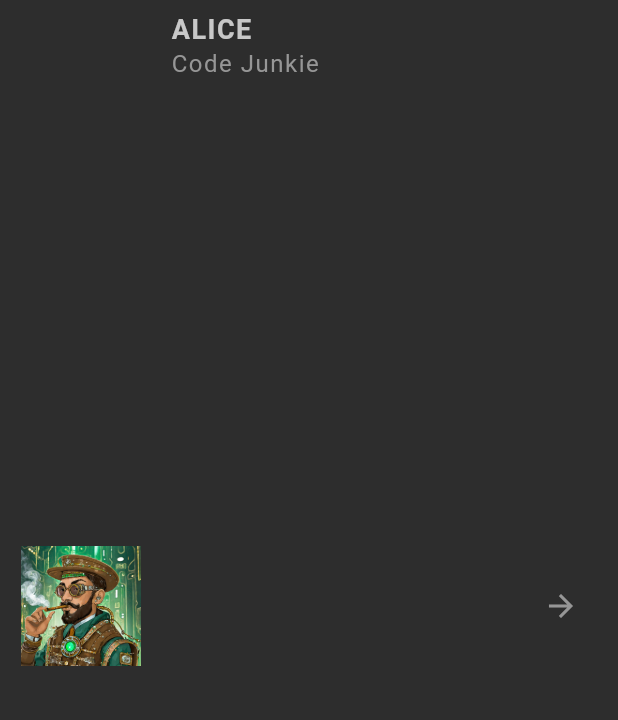
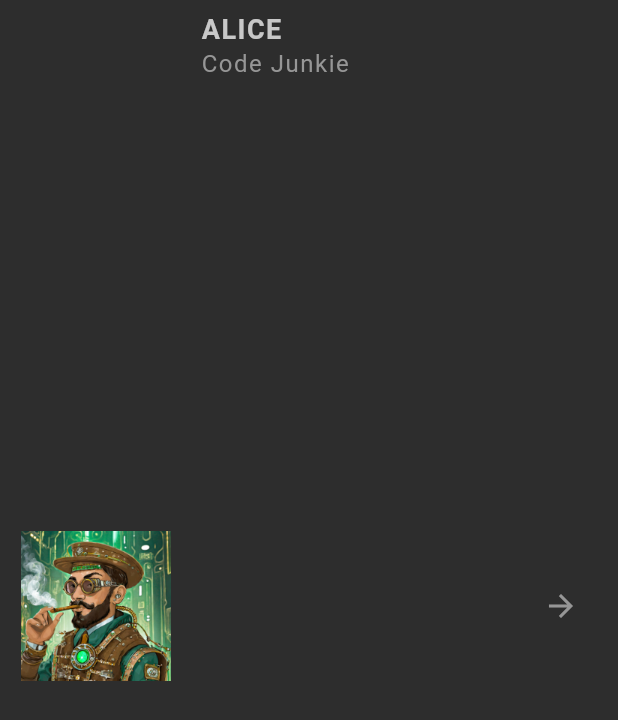
Before and after one commit to Hash001001/flutter_rpg, a Flutter app: the CharactersCard widget shown alone on an empty page, opened directly with sample values from the repository, on a phone screen of 412 x 824 dp. Shown: the top 720 px of the screen. Run offline on Flutter 3.47's test engine with Material 3 defaults, Android fonts, the phone set to English and light mode, and no system bars; our stand-ins replace cloud_firestore, firebase_core, google_fonts; missing offline and left inert: dart:ffi; accounts and stored records are empty; Roboto replaces fonts that are missing (Kanit).

Commit message:
- white glitch issue fixed

```diff
--- a/lib/screens/home/characters_card.dart
+++ b/lib/screens/home/characters_card.dart
@@ -1,3 +1,4 @@
+import 'package:flutter/cupertino.dart';
 import 'package:flutter/material.dart';
 import 'package:flutter_learning_projects/model/character.dart';
 import 'package:flutter_learning_projects/shared/text_style.dart';
@@ -19,8 +20,28 @@ class CharactersCard extends StatelessWidget {
         child: Row(
           children: [
 
-            Image.asset("assets/img/vocations/${characters.vocation.image}",
-            width: 80,),
+            Image.asset(
+              "assets/img/vocations/${characters.vocation.image}",
+              width: 100, // adjust to your layout
+              height: 100, // adjust to your layout
+              fit: BoxFit.cover,
+              cacheWidth: 200, // decode at smaller size to reduce memory
+              frameBuilder: (context, child, frame, wasSynchronouslyLoaded) {
+                if (wasSynchronouslyLoaded) return child;
+                return AnimatedSwitcher(
+                  duration: const Duration(milliseconds: 300),
+                  child: frame != null
+                      ? child
+                      : SizedBox(
+                    width: 100,
+                    height: 100,
+                    child: Center(
+                      child: CircularProgressIndicator(strokeWidth: 2),
+                    ),
+                  ),
+                );
+              },
+            ),
             SizedBox(width: 20,),
 
             Column(
@@ -33,7 +54,7 @@ class CharactersCard extends StatelessWidget {
 
             Expanded(child: SizedBox()),
             IconButton(onPressed: (){
-              Navigator.push(context, MaterialPageRoute(builder: (ctx) => Profile(character: characters)));
+              Navigator.push(context, CupertinoPageRoute(builder: (ctx) => Profile(character: characters)));
             }, icon: Icon(
               Icons.arrow_forward,
               color: AppColor.textColor,
--- a/lib/screens/profile/profile.dart
+++ b/lib/screens/profile/profile.dart
@@ -1,5 +1,3 @@
-import 'dart:ffi';
-
 import 'package:flutter/material.dart';
 import 'package:flutter_learning_projects/model/character.dart';
 import 'package:flutter_learning_projects/screens/profile/skill_list.dart';
@@ -34,6 +32,7 @@ class Profile extends StatelessWidget {
                     "assets/img/vocations/${character.vocation.image}",
                     width: 150,
                     height: 150,
+                   // gaplessPlayback: true,
                   ),
                   SizedBox(width: 20),
                   Expanded(
```
Also changed, not shown: lib/screens/home/home.dart (+19 -12 lines).
